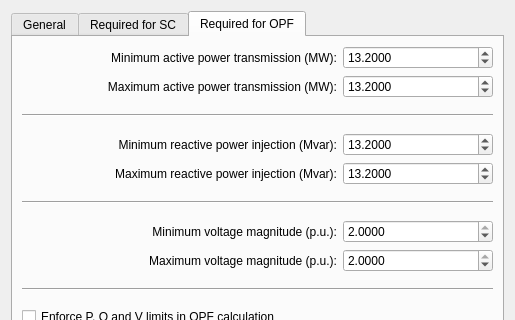
aloytag/electrical-grid-simulator, file src/electricalsim/ui/gen_dialog.ui: the form before one commit; both pictures show x 0 to 515 and y 0 to 320 of the 515 by 497 pixel window.
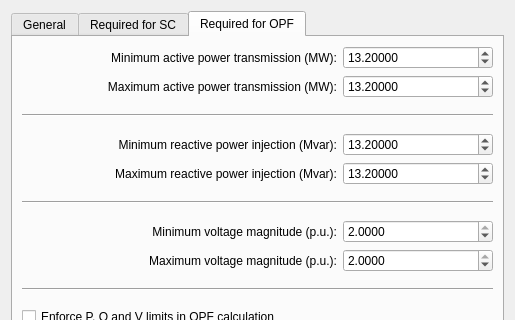
The form after the commit. The open tabs and pages were chosen to show the change.

The edit to the form file:
```diff
--- a/src/electricalsim/ui/gen_dialog.ui
+++ b/src/electricalsim/ui/gen_dialog.ui
@@ -617,7 +617,7 @@
             </size>
            </property>
            <property name="decimals">
-            <number>4</number>
+            <number>5</number>
            </property>
            <property name="minimum">
             <double>0.000000000000000</double>
@@ -669,7 +669,7 @@
             </size>
            </property>
            <property name="decimals">
-            <number>4</number>
+            <number>5</number>
            </property>
            <property name="minimum">
             <double>0.000000000000000</double>
@@ -760,7 +760,7 @@
             </size>
            </property>
            <property name="decimals">
-            <number>4</number>
+            <number>5</number>
            </property>
            <property name="minimum">
             <double>-5000.000000000000000</double>
@@ -812,7 +812,7 @@
             </size>
            </property>
            <property name="decimals">
-            <number>4</number>
+            <number>5</number>
            </property>
            <property name="minimum">
             <double>-5000.000000000000000</double>
```
Left out of the diff: 2 changed lines with no effect on the pictures.
